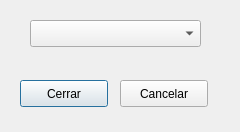
Before: the Qt Designer form Qt/forms/cerrarView.ui in wdjimenez/tandasPython, drawn with Qt 5.
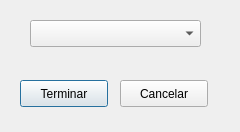
After: the same form once the commit is applied.

Patch:
```diff
--- a/Qt/forms/cerrarView.ui
+++ b/Qt/forms/cerrarView.ui
@@ -45,7 +45,7 @@
     </rect>
    </property>
    <property name="text">
-    <string>Cerrar</string>
+    <string>Terminar</string>
    </property>
   </widget>
   <widget class="QPushButton" name="pushButtonCancelar">
```
